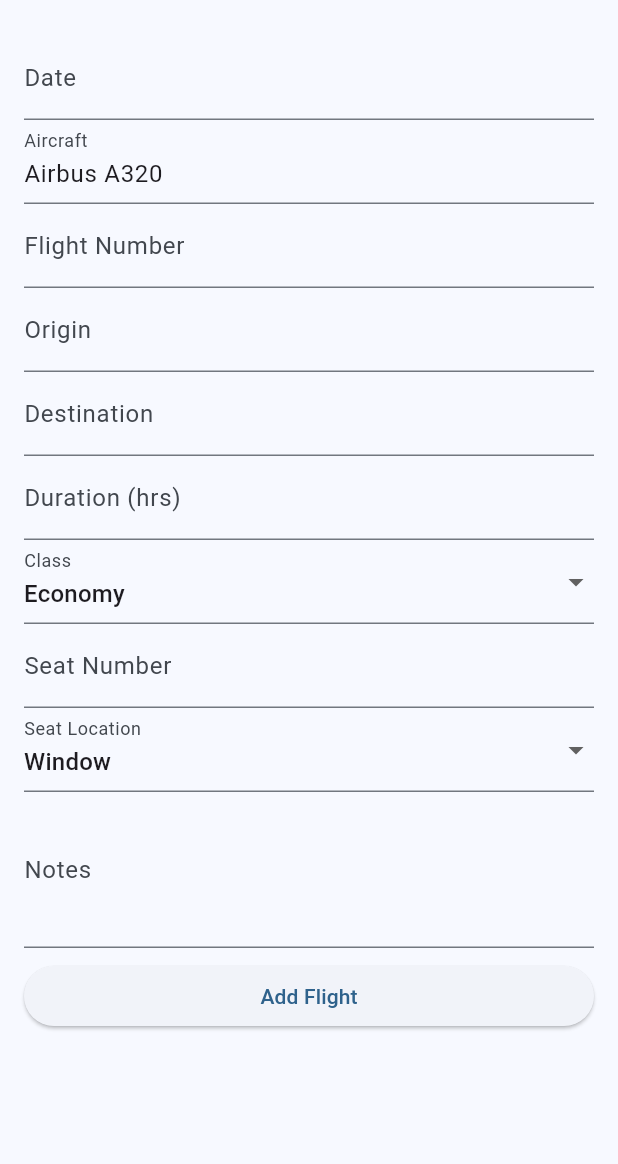
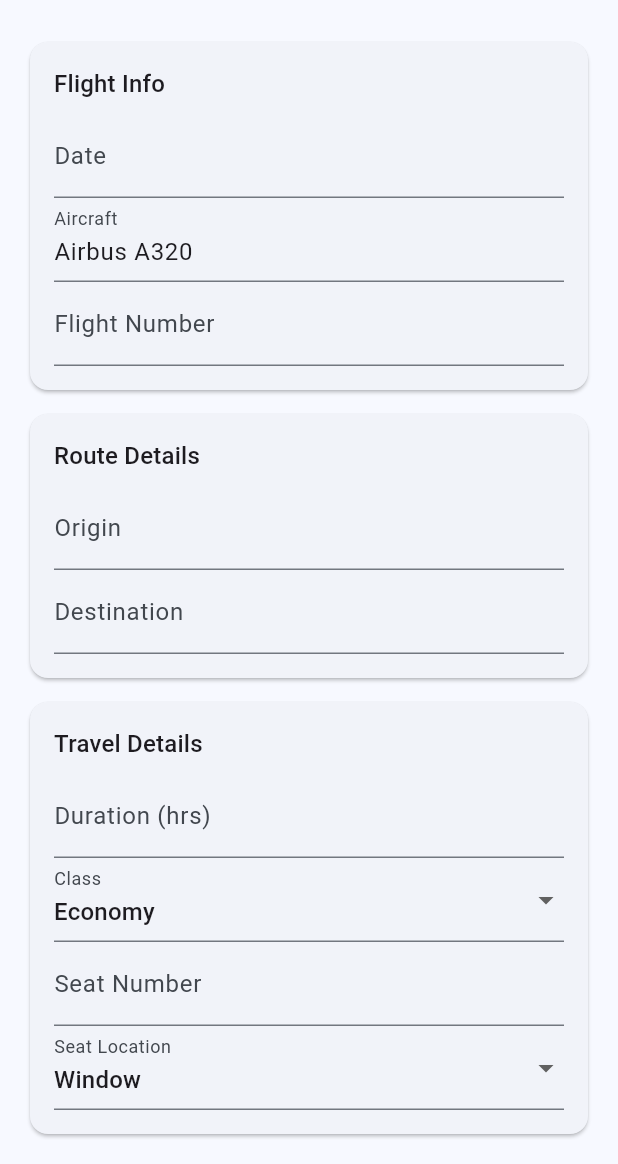
Before and after one commit to Myoxsis/SkyBook, a Flutter app: the AddFlightScreen screen opened directly, on a phone screen of 412 x 824 dp, the part 72-1236 px from its top. Run offline on Flutter 3.47's test engine with Material 3 defaults, Android fonts, the phone set to English and light mode, and no system bars; our stand-ins replace flutter_map, google_fonts, latlong2, shared_preferences; accounts and stored records are empty.

Commit message:
Refactor flight form into helper cards

```diff
--- a/lib/screens/add_flight_screen.dart
+++ b/lib/screens/add_flight_screen.dart
@@ -330,18 +330,16 @@ class _AddFlightScreenState extends State<AddFlightScreen> {
     );
   }
 
-  @override
-  Widget build(BuildContext context) {
-    return Scaffold(
-      appBar: SkyBookAppBar(
-        title: widget.flight == null ? 'Add Flight' : 'Edit Flight',
-      ),
-      body: Padding(
-        padding: const EdgeInsets.all(16.0),
-        child: Form(
-          key: _formKey,
-          child: ListView(
+  Widget _buildFlightInfoCard() {
+    return Card(
+      child: Padding(
+        padding: const EdgeInsets.all(16),
+        child: Column(
+          crossAxisAlignment: CrossAxisAlignment.start,
           children: [
+            Text('Flight Info',
+                style: Theme.of(context).textTheme.titleMedium),
+            const SizedBox(height: 8),
             TextFormField(
               controller: _dateController,
               readOnly: true,
@@ -361,6 +359,22 @@ class _AddFlightScreenState extends State<AddFlightScreen> {
                 padding: const EdgeInsets.only(top: 8.0),
                 child: Text('Airline: ${_selectedAirline!.name}'),
               ),
+          ],
+        ),
+      ),
+    );
+  }
+
+  Widget _buildRouteDetailsCard() {
+    return Card(
+      child: Padding(
+        padding: const EdgeInsets.all(16),
+        child: Column(
+          crossAxisAlignment: CrossAxisAlignment.start,
+          children: [
+            Text('Route Details',
+                style: Theme.of(context).textTheme.titleMedium),
+            const SizedBox(height: 8),
             _buildAirportField(
               _originController,
               _originFocusNode,
@@ -380,6 +394,22 @@ class _AddFlightScreenState extends State<AddFlightScreen> {
                 padding: const EdgeInsets.only(top: 8.0),
                 child: Text('Distance: ${_distanceKm!.round()} km'),
               ),
+          ],
+        ),
+      ),
+    );
+  }
+
+  Widget _buildTravelDetailsCard() {
+    return Card(
+      child: Padding(
+        padding: const EdgeInsets.all(16),
+        child: Column(
+          crossAxisAlignment: CrossAxisAlignment.start,
+          children: [
+            Text('Travel Details',
+                style: Theme.of(context).textTheme.titleMedium),
+            const SizedBox(height: 8),
             TextFormField(
               controller: _durationController,
               keyboardType: TextInputType.number,
@@ -432,11 +462,51 @@ class _AddFlightScreenState extends State<AddFlightScreen> {
                 }
               },
             ),
+          ],
+        ),
+      ),
+    );
+  }
+
+  Widget _buildNotesCard() {
+    return Card(
+      child: Padding(
+        padding: const EdgeInsets.all(16),
+        child: Column(
+          crossAxisAlignment: CrossAxisAlignment.start,
+          children: [
+            Text('Notes', style: Theme.of(context).textTheme.titleMedium),
+            const SizedBox(height: 8),
             TextField(
               controller: _notesController,
               decoration: const InputDecoration(labelText: 'Notes'),
               maxLines: 3,
             ),
+          ],
+        ),
+      ),
+    );
+  }
+
+  @override
+  Widget build(BuildContext context) {
+    return Scaffold(
+      appBar: SkyBookAppBar(
+        title: widget.flight == null ? 'Add Flight' : 'Edit Flight',
+      ),
+      body: Padding(
+        padding: const EdgeInsets.all(16.0),
+        child: Form(
+          key: _formKey,
+          child: ListView(
+            children: [
+              _buildFlightInfoCard(),
+              const SizedBox(height: 8),
+              _buildRouteDetailsCard(),
+              const SizedBox(height: 8),
+              _buildTravelDetailsCard(),
+              const SizedBox(height: 8),
+              _buildNotesCard(),
               const SizedBox(height: 8),
               ElevatedButton(
                 onPressed: _submit,
```
Lines whose indentation alone changed are shown as unchanged.
